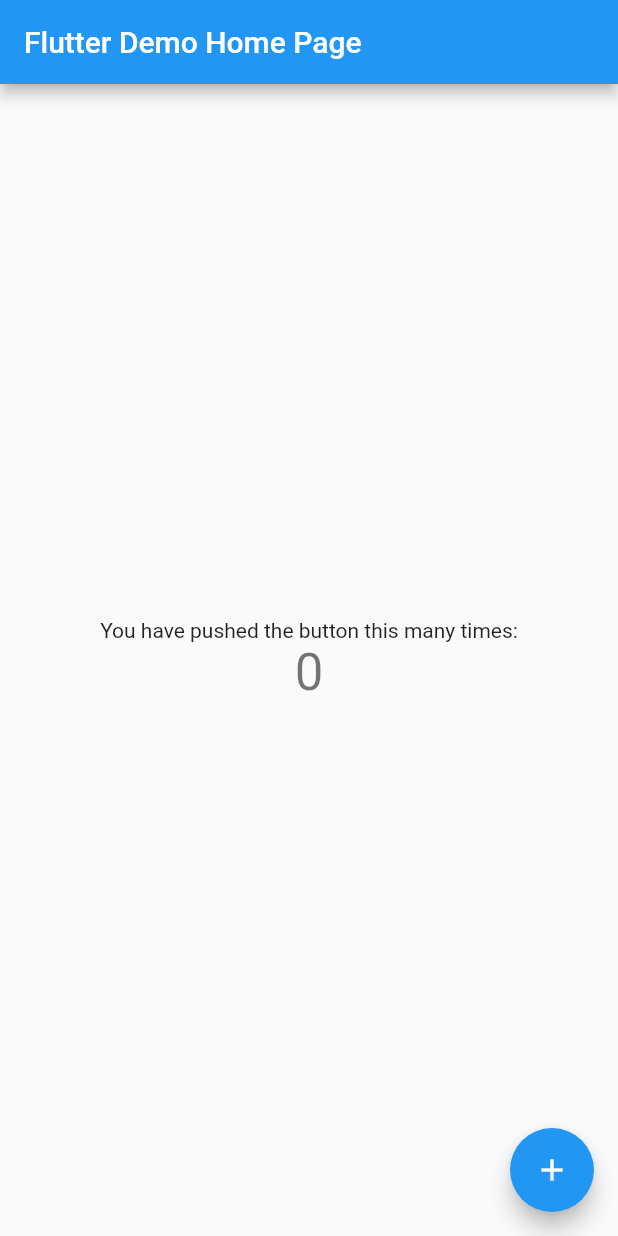
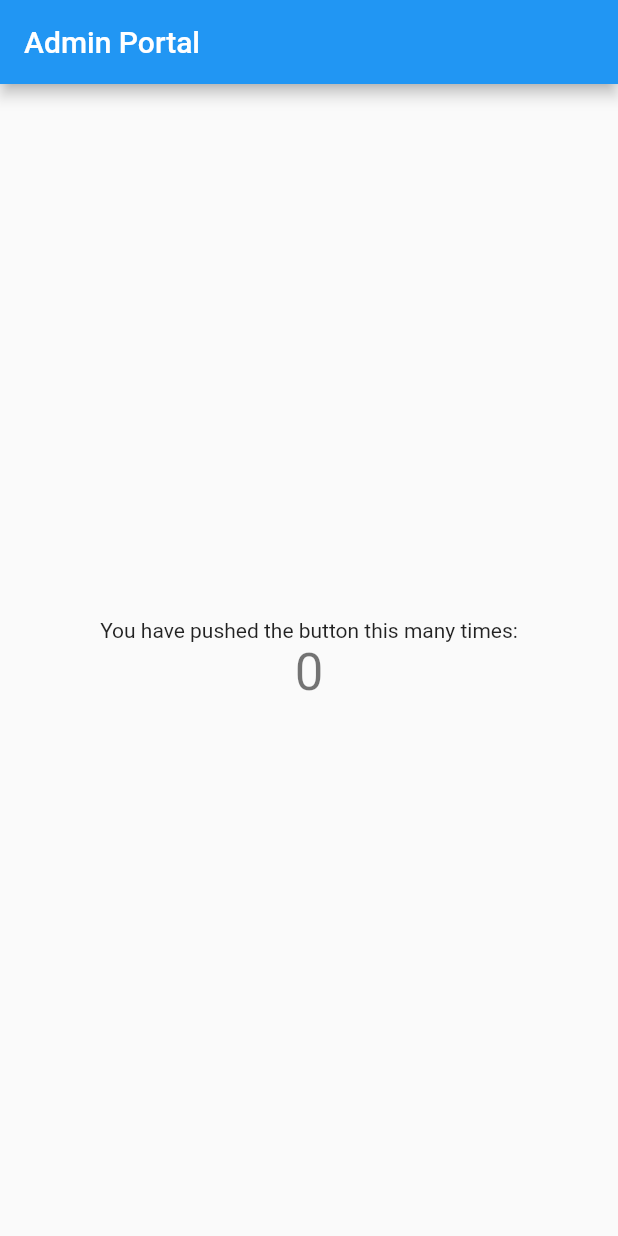
Before and after one commit to dwivedikunal100/shop-admin, a Flutter app: the screen it shows after launch, on a phone screen of 412 x 824 dp. Run offline on Flutter 3.47's test engine with Material 2 defaults, Android fonts, the phone set to English and light mode, and no system bars; our stand-ins replace firebase_core; accounts and stored records are empty; statements that could not run were skipped.

```diff
--- a/lib/app/ShopAdmin.dart
+++ b/lib/app/ShopAdmin.dart
@@ -1,9 +1,8 @@
 import 'package:flutter/material.dart';
 
 class ShopAdmin extends StatefulWidget {
-  const ShopAdmin({super.key, required this.title});
+  const ShopAdmin({super.key});
 
-  final String title;
 
   @override
   State<ShopAdmin> createState() => _ShopAdmin();
@@ -22,7 +21,7 @@ class _ShopAdmin extends State<ShopAdmin> {
   Widget build(BuildContext context) {
     return Scaffold(
       appBar: AppBar(
-        title: Text(widget.title),
+        title: Text("Admin Portal"),
       ),
       body: Center(
         child: Column(
@@ -36,13 +35,7 @@ class _ShopAdmin extends State<ShopAdmin> {
               style: Theme.of(context).textTheme.headline4,
             ),
           ],
-        ),
-      ),
-      floatingActionButton: FloatingActionButton(
-        onPressed: _incrementCounter,
-        tooltip: 'Increment',
-        child: const Icon(Icons.add),
-      ), // This trailing comma makes auto-formatting nicer for build methods.
-    );
+        ),// This trailing comma makes auto-formatting nicer for build methods.
+     ),);
   }
 }
--- a/lib/main.dart
+++ b/lib/main.dart
@@ -1,8 +1,12 @@
+import 'package:firebase_core/firebase_core.dart';
 import 'package:flutter/material.dart';
 
 import 'app/ShopAdmin.dart';
+import 'firebase_options.dart';
 
-void main() {
+void main() async{
+  WidgetsFlutterBinding.ensureInitialized();
+   await Firebase.initializeApp(options: DefaultFirebaseOptions.currentPlatform,);
   runApp(const MyApp());
 }
 
@@ -13,11 +17,7 @@ class MyApp extends StatelessWidget {
   @override
   Widget build(BuildContext context) {
     return MaterialApp(
-      title: 'Flutter Demo',
-      theme: ThemeData(
-        primarySwatch: Colors.blue,
-      ),
-      home: const ShopAdmin(title: 'Flutter Demo Home Page'),
+      home: const ShopAdmin(),
     );
   }
 }
--- a/pubspec.yaml
+++ b/pubspec.yaml
@@ -14,6 +14,7 @@ dependencies:
 
   cupertino_icons: ^1.0.2
   firebase_core: ^1.23.0
+  firebase_auth: ^3.10.0
 
 dev_dependencies:
   flutter_test:
```
Also changed, not shown: pubspec.lock.
